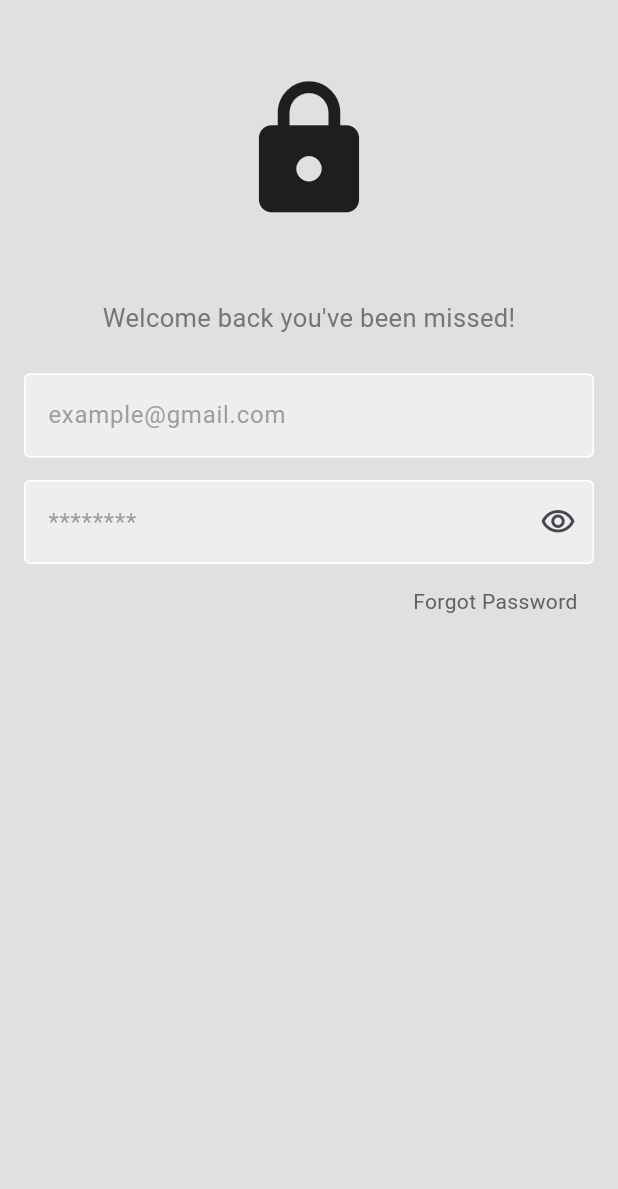
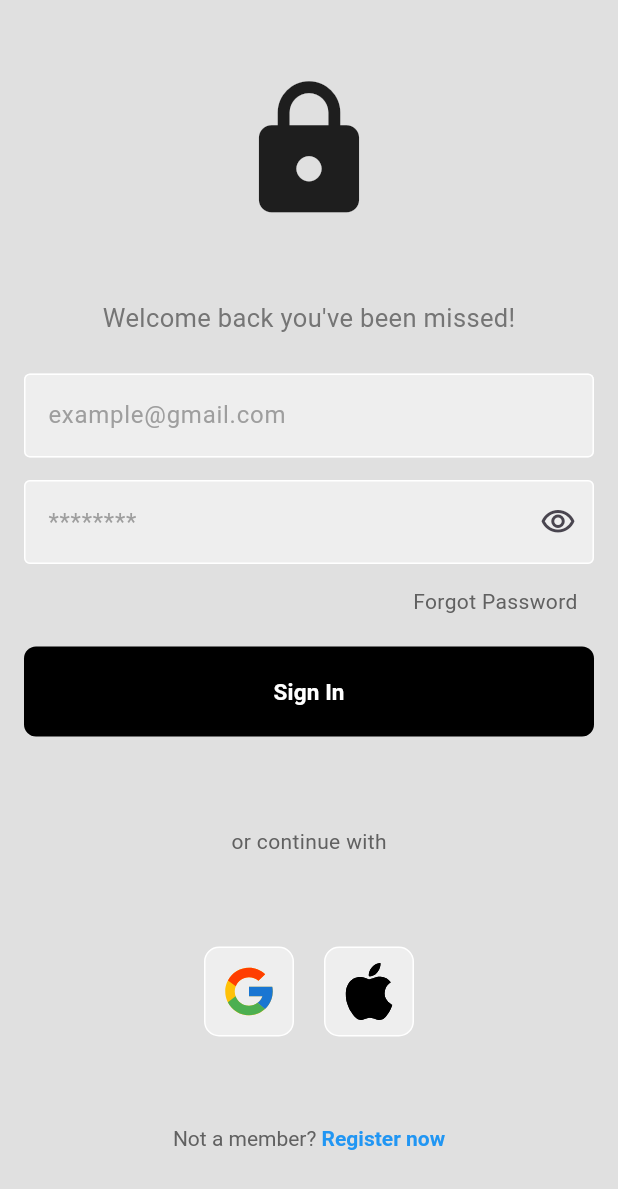
Before and after one commit to gedeastu/Camera_App_Simple, a Flutter app: the screen it shows after launch, on a phone screen of 412 x 824 dp. Shown: the top 1189 px of the screen. Run offline on Flutter 3.47's test engine with Material 3 defaults, Android fonts, the phone set to English and light mode, and no system bars; our stand-ins replace flutter_svg.

Commit message:
up: done

```diff
--- a/camera_app/lib/pages/login.dart
+++ b/camera_app/lib/pages/login.dart
@@ -23,31 +23,42 @@ class _LoginPageState extends State<LoginPage> {
             crossAxisAlignment: CrossAxisAlignment.center,
             children: [
               SizedBox(height: 50.0,),
+
               //Logo
               SizedBox(
                 child: Icon(Icons.lock,size: 100,),
               ),
+
               SizedBox(height: 50,),
+
               //Welcome back you've been missed!
               Text(
                 "Welcome back you've been missed!",
                 style: TextStyle(fontSize: 17.0,color: Color.fromARGB(255, 117, 117, 117)),
               ),
+
               SizedBox(
                 height: 25.0,
               ),
+
+              //Email
               Email(
                 hintText: "example@gmail.com",
                 obscureText: false,
                 controller: widget.emailController,
               ),
+
               SizedBox(
                 height: 15.0,
               ),
+
+              //Password
               Password(controller: widget.passwordController, hintText: "********",),
               SizedBox(
                 height: 15.0,
               ),
+
+              //Forgot Password
               Container(
                 margin: EdgeInsets.symmetric(horizontal: 27.0),
                 child: Row(
@@ -56,6 +67,73 @@ class _LoginPageState extends State<LoginPage> {
                     Text("Forgot Password",style: TextStyle(color: Colors.grey.shade700),)
                   ],
                 ),
+              ),
+
+              SizedBox(
+                height: 20.0,
+              ),
+
+              //Sign In Button
+              Container(
+                width: 380,
+                height: 60,
+                decoration: BoxDecoration(color: Colors.black,borderRadius: BorderRadius.circular(8.0)),
+                child: TextButton(
+                  child: Text("Sign In",style: TextStyle(color: Colors.white,fontWeight: FontWeight.bold,fontSize: 15.0),),
+                  onPressed: (){
+
+                  },
+                ),
+              ),
+
+              SizedBox(height: 60.0,),
+
+              Text('or continue with',style: TextStyle(color: Colors.grey.shade700),),
+
+              SizedBox(
+                height: 60.0,
+              ),
+
+              Container(
+                child: Row(
+                  mainAxisAlignment: MainAxisAlignment.center,
+                  crossAxisAlignment: CrossAxisAlignment.center,
+                  children: [
+                  Container(
+                    width: 60,
+                    height: 60,
+                    padding: EdgeInsets.all(10.0),
+                    decoration: BoxDecoration(
+                      color: Colors.grey.shade200,
+                      border: Border.all(color: Colors.white),
+                      borderRadius: BorderRadius.circular(10.0)
+                    ),
+                    child: SvgPicture.asset('assets/google.svg'),
+                  ),
+                  SizedBox(width: 20,),
+                   Container(
+                    width: 60,
+                    height: 60,
+                    padding: EdgeInsets.all(10.0),
+                    decoration: BoxDecoration(
+                      color: Colors.grey.shade200,
+                      border: Border.all(color: Colors.white),
+                      borderRadius: BorderRadius.circular(10.0)
+                    ),
+                    child: SvgPicture.asset('assets/bi_apple.svg'),
+                  ),
+                ]),
+              ),
+
+              SizedBox(height: 60.0,),
+
+              RichText(
+                text: TextSpan(
+                style: TextStyle(color: Colors.grey.shade700),
+                children:<TextSpan>[
+                  TextSpan(text: "Not a member? "),
+                  TextSpan(text: "Register now",style: TextStyle(color: Colors.blue,fontWeight: FontWeight.bold))
+                ]),
               )
             ],
           ),
```
Also changed, not shown: camera_app/assets/google.svg.
